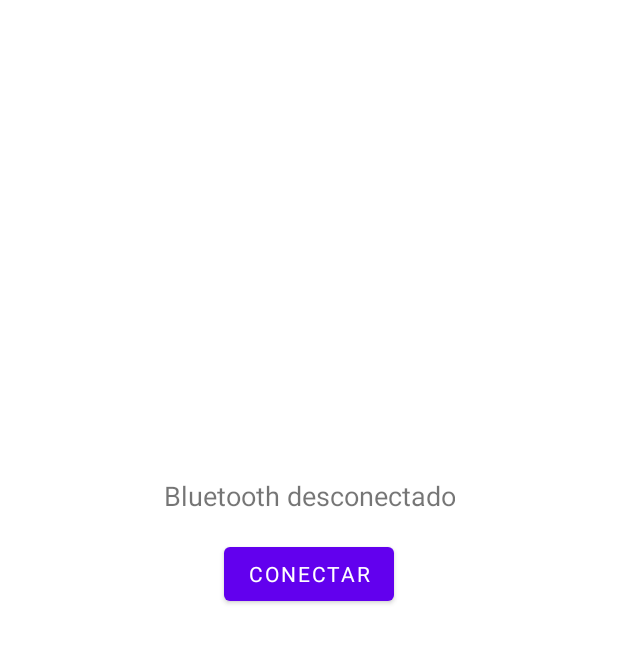
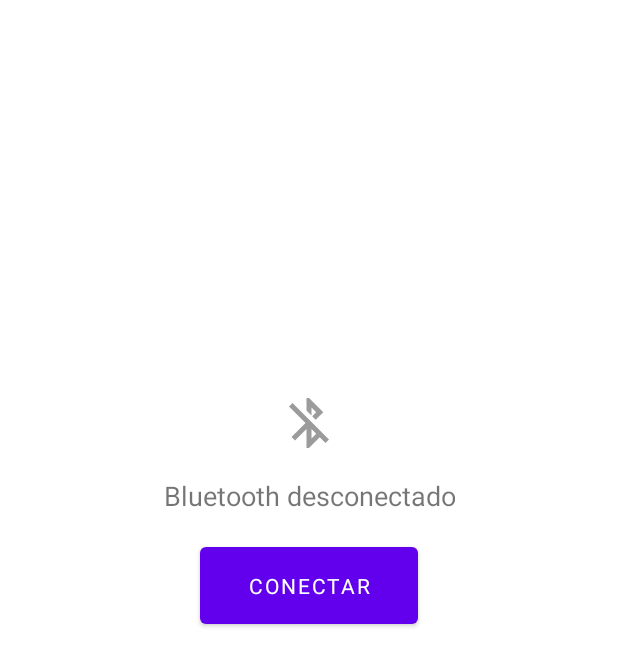
Before and after one commit to leosole/ProjetoIntegrado, an Android app: the layout activity_main.xml on its own in the app's theme, with its tools: preview values and no code run, on a phone screen of 412 x 824 dp. Shown: the top 666 px of the screen. Run offline under Robolectric (Android 15) with nearby library versions, the phone set to English and light mode, and no system bars; Roboto replaces fonts that are not available here.

Commit message:
tela 1, databinding

```diff
--- /dev/null
+++ b/app/src/main/res/drawable/ic_baseline_bluetooth_disabled_24.xml
@@ -0,0 +1,5 @@
+<vector android:height="24dp" android:tint="#9B9B9B"
+    android:viewportHeight="24" android:viewportWidth="24"
+    android:width="24dp" xmlns:android="http://schemas.android.com/apk/res/android">
+    <path android:fillColor="@android:color/white" android:pathData="M13,5.83l1.88,1.88 -1.6,1.6 1.41,1.41 3.02,-3.02L12,2h-1v5.03l2,2v-3.2zM5.41,4L4,5.41 10.59,12 5,17.59 6.41,19 11,14.41V22h1l4.29,-4.29 2.3,2.29L20,18.59 5.41,4zM13,18.17v-3.76l1.88,1.88L13,18.17z"/>
+</vector>
--- a/app/src/main/res/layout/activity_main.xml
+++ b/app/src/main/res/layout/activity_main.xml
@@ -11,6 +11,18 @@
         android:layout_width="match_parent"
         android:layout_height="match_parent"
         tools:context=".MainActivity">
+
+        <ImageView
+            android:id="@+id/imageView"
+            android:layout_width="40dp"
+            android:layout_height="40dp"
+            android:layout_marginBottom="16dp"
+            android:contentDescription="@string/bluetooth_desconectado"
+            app:layout_constraintBottom_toTopOf="@+id/text_BTdisconnected"
+            app:layout_constraintEnd_toEndOf="parent"
+            app:layout_constraintHorizontal_bias="0.5"
+            app:layout_constraintStart_toStartOf="parent"
+            app:srcCompat="@drawable/ic_baseline_bluetooth_disabled_24" />
 
         <TextView
             android:id="@+id/text_BTdisconnected"
@@ -33,6 +45,10 @@
             android:layout_height="wrap_content"
             android:layout_marginTop="16dp"
             android:fontFamily="@font/roboto"
+            android:paddingLeft="32dp"
+            android:paddingTop="16dp"
+            android:paddingRight="32dp"
+            android:paddingBottom="16dp"
             android:text="@string/conectar"
             app:layout_constraintEnd_toEndOf="parent"
             app:layout_constraintHorizontal_bias="0.5"
```
